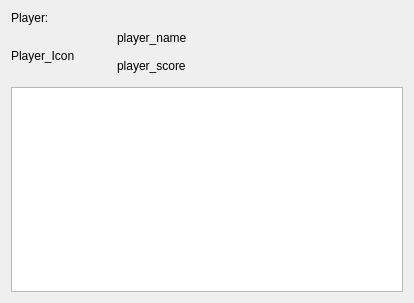
Qt form forms/memory_widget.ui (tuxflo/Memory_Qt_GUI) before a commit.
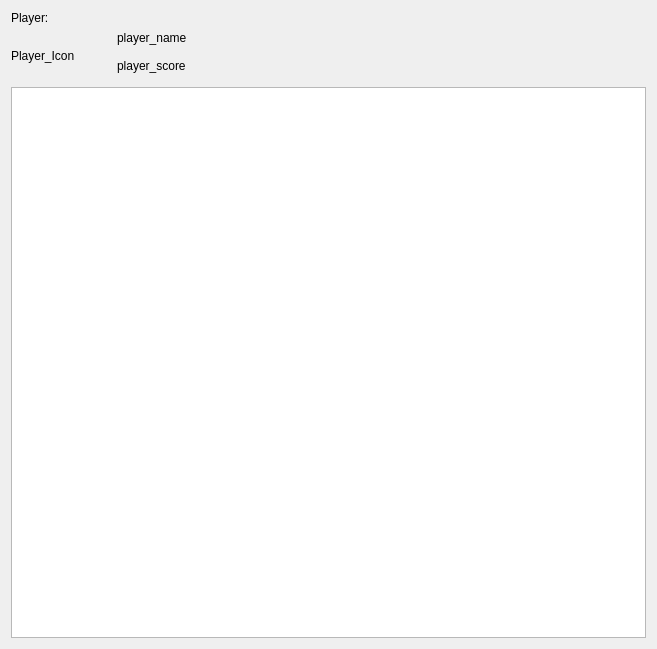
The same form after that commit.

```diff
--- a/forms/memory_widget.ui
+++ b/forms/memory_widget.ui
@@ -6,8 +6,8 @@
    <rect>
     <x>0</x>
     <y>0</y>
-    <width>414</width>
-    <height>303</height>
+    <width>657</width>
+    <height>649</height>
    </rect>
   </property>
   <property name="windowTitle">
```
